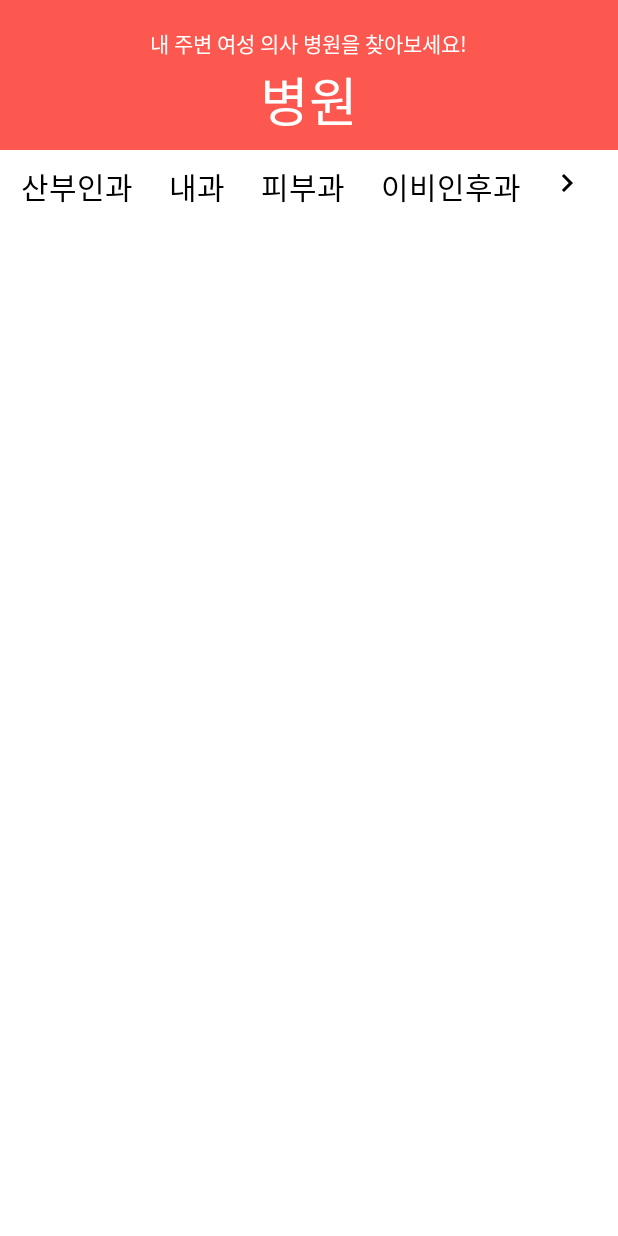
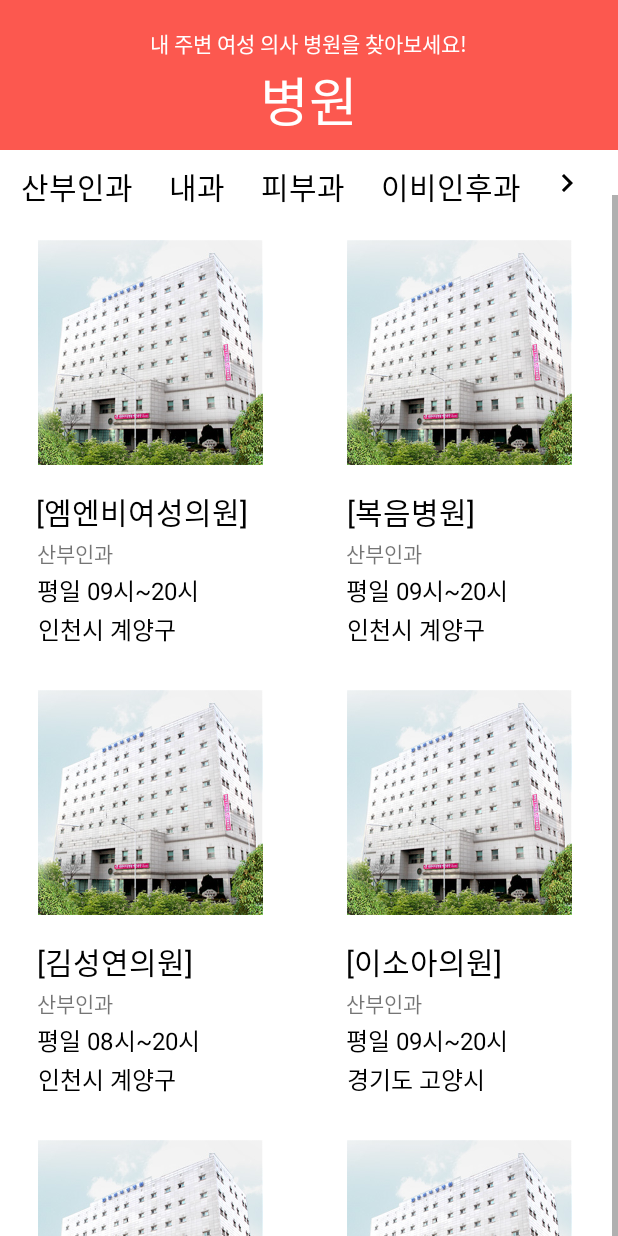
Before and after one commit to light-IT-up-Hackathon/LighitITUp_MAIN, an Android app: the Main2Activity screen opened directly, with no data from a screen before it, on a phone screen of 412 x 824 dp. Run offline under Robolectric (Android 15) with nearby library versions, the phone set to English and light mode, and no system bars.

Commit message:
[moon]GridRecyclerView

```diff
--- a/app/src/main/java/com/example/lighititup_design/HospitalAdapter.kt
+++ b/app/src/main/java/com/example/lighititup_design/HospitalAdapter.kt
@@ -1,4 +1,40 @@
 package com.example.lighititup_design
 
-class HospitalAdapter {
+import android.view.LayoutInflater
+import android.view.View
+import android.view.ViewGroup
+import android.widget.ImageView
+import android.widget.TextView
+import androidx.recyclerview.widget.RecyclerView
+import java.util.*
+
+class HospitalAdapter (val hospitalList : ArrayList<Hospitals>): RecyclerView.Adapter<HospitalAdapter.CustomViewHolder1>() {
+    //뷰홀더가 처음 생성될때
+    override fun onCreateViewHolder(parent: ViewGroup, viewType: Int): HospitalAdapter.CustomViewHolder1 {
+        val view = LayoutInflater.from(parent.context).inflate(R.layout.list_griditem, parent, false)
+        return CustomViewHolder1(view)
+    }
+
+    //재활용해주는 곳 및 값을 넣어주는 곳
+    override fun onBindViewHolder(holder: HospitalAdapter.CustomViewHolder1, position: Int) {
+        holder.h_Image.setImageResource(hospitalList.get(position).image)
+        holder.h_name.text = hospitalList.get(position).name
+        holder.h_field.text = hospitalList.get(position).field
+        holder.h_time.text = hospitalList.get(position).time
+        holder.h_location.text = hospitalList.get(position).location
+    }
+    //리스트의 갯수를 적어준다
+    override fun getItemCount(): Int {
+        return hospitalList.size
+    }
+
+    //뷰홀더 클래스(음료수처럼 잡아주는 홀더)
+    //이곳에서 파인드뷰아이디로 리스트 아이템에 있는 뷰들을 참조한다.
+    inner class CustomViewHolder1(itemView : View) : RecyclerView.ViewHolder(itemView) {
+        val h_Image = itemView.findViewById<ImageView>(R.id.imageView_hospital) //병원 종류
+        val h_name = itemView.findViewById<TextView>(R.id.hospital_name)
+        val h_field = itemView.findViewById<TextView>(R.id.hospital_field)
+        val h_time = itemView.findViewById<TextView>(R.id.hospital_time)
+        val h_location = itemView.findViewById<TextView>(R.id.hospital_location)
+    }
 }
--- a/app/src/main/java/com/example/lighititup_design/MainActivity2.kt
+++ b/app/src/main/java/com/example/lighititup_design/MainActivity2.kt
@@ -2,6 +2,7 @@ package com.example.lighititup_design
 
 import android.os.Bundle
 import androidx.appcompat.app.AppCompatActivity
+import androidx.recyclerview.widget.GridLayoutManager
 import androidx.recyclerview.widget.LinearLayoutManager
 import kotlinx.android.synthetic.main.activity_main2.*
 import java.util.*
@@ -9,7 +10,9 @@ import java.util.*
 class Main2Activity : AppCompatActivity() {
 
     lateinit var fieldAdapter: FieldAdapter
+    lateinit var hospitalAdapter: HospitalAdapter
     val field = ArrayList<LocationItem>()
+    val hospitals = ArrayList<Hospitals>()
 
     override fun onCreate(savedInstanceState: Bundle?) {
         super.onCreate(savedInstanceState)
@@ -22,10 +25,21 @@ class Main2Activity : AppCompatActivity() {
         field.add(LocationItem("정형외과"))
         field.add(LocationItem("치과"))
 
+        hospitals.add(Hospitals(R.drawable.h_image0,"[엠엔비여성의원]","산부인과","평일 09시~20시","인천시 계양구"))
+        hospitals.add(Hospitals(R.drawable.h_image0,"[복음병원]","산부인과","평일 09시~20시","인천시 계양구"))
+        hospitals.add(Hospitals(R.drawable.h_image0,"[김성연의원]","산부인과","평일 08시~20시","인천시 계양구"))
+        hospitals.add(Hospitals(R.drawable.h_image0,"[이소아의원]","산부인과","평일 09시~20시","경기도 고양시"))
+        hospitals.add(Hospitals(R.drawable.h_image0,"[안예린의원]","산부인과","평일 10시~20시","서울시 구로구"))
+        hospitals.add(Hospitals(R.drawable.h_image0,"[한유림의원]","산부인과","평일 08시~20시","서울시 노원구"))
+
         fieldAdapter = FieldAdapter(field)
         recyclerView_main2.adapter = fieldAdapter
         recyclerView_main2.setHasFixedSize(true)//어뎁터에 성능을 위한것
         //레이아웃매니저를 이용해 어뎁터의 방향을 결정
         recyclerView_main2.layoutManager = LinearLayoutManager(this, LinearLayoutManager.HORIZONTAL, false)
+
+        hospitalAdapter = HospitalAdapter(hospitals)
+        recyclerGridView_main2.adapter=hospitalAdapter
+        recyclerGridView_main2.layoutManager=GridLayoutManager(applicationContext,2)
     }
 }
--- a/app/src/main/res/layout/activity_main2.xml
+++ b/app/src/main/res/layout/activity_main2.xml
@@ -8,44 +8,44 @@
 
     <LinearLayout
         android:id="@+id/linear_main2"
+        android:layout_width="match_parent"
+        android:layout_height="100dp"
         android:background="#fc584f"
         android:orientation="vertical"
-        android:layout_width="match_parent"
-        android:layout_height="150dp"
         tools:ignore="InvalidId,MissingConstraints">
 
         <TextView
-            android:layout_gravity="center"
-            android:textColor="@color/white"
             android:layout_width="wrap_content"
             android:layout_height="40dp"
-            android:textSize="14dp"
-            android:text="\n내 주변 여성 의사 병원을 찾아보세요!">
-        </TextView>
+            android:layout_gravity="center"
+            android:text="\n내 주변 여성 의사 병원을 찾아보세요!"
+            android:textColor="@color/white"
+            android:textSize="14dp"></TextView>
 
         <TextView
-            android:layout_gravity="center"
             android:layout_width="wrap_content"
             android:layout_height="60dp"
+            android:layout_gravity="center"
+            android:text="병원"
             android:textColor="@color/white"
-            android:textSize="35dp"
-            android:text="병원">
-        </TextView>
+            android:textSize="35dp"></TextView>
+    </LinearLayout>
 
     <LinearLayout
+        android:id="@+id/linear_main3"
         android:layout_width="match_parent"
-            android:layout_height="wrap_content"
-            android:orientation="horizontal">
+        android:layout_height="50dp"
+        android:orientation="horizontal"
+        app:layout_constraintTop_toBottomOf="@+id/linear_main2">
 
         <androidx.recyclerview.widget.RecyclerView
             android:id="@+id/recyclerView_main2"
             android:layout_width="350dp"
-                android:layout_height="50dp"
+            android:layout_height="match_parent"
+            android:background="@color/white"
+            android:orientation="horizontal"
             app:layoutManager="androidx.recyclerview.widget.LinearLayoutManager"
-                android:orientation="horizontal"
-                android:background="@color/white"
-                tools:listitem="@layout/list_item_main2"
-                >
+            tools:listitem="@layout/list_item_main2">
         </androidx.recyclerview.widget.RecyclerView>
 
         <ImageButton
@@ -53,26 +53,26 @@
             android:layout_width="match_parent"
             android:layout_height="match_parent"
             android:background="@color/white"
+            android:paddingLeft="5dp"
             android:paddingRight="5dp"
-                android:paddingLeft="5dp"
-                android:src="@drawable/ic_baseline_keyboard_arrow_right_24"/>
-        </LinearLayout>
+            android:src="@drawable/ic_baseline_keyboard_arrow_right_24" />
     </LinearLayout>
 
     <ScrollView
         android:layout_width="match_parent"
         android:layout_height="wrap_content"
+        android:layout_marginTop="110dp"
         app:layout_constraintBottom_toBottomOf="parent"
         app:layout_constraintEnd_toEndOf="parent"
         app:layout_constraintStart_toStartOf="parent"
-        app:layout_constraintTop_toBottomOf="@+id/linear_main2">
+        app:layout_constraintTop_toBottomOf="@+id/linear_main3"
+        tools:ignore="NotSibling">
 
         <androidx.recyclerview.widget.RecyclerView
             android:id="@+id/recyclerGridView_main2"
             android:layout_width="match_parent"
-            android:layout_height="match_parent">
-
-        </androidx.recyclerview.widget.RecyclerView>
+            android:layout_height="wrap_content"></androidx.recyclerview.widget.RecyclerView>
     </ScrollView>
 
+
 </androidx.constraintlayout.widget.ConstraintLayout>
--- a/app/src/main/res/layout/list_griditem.xml
+++ b/app/src/main/res/layout/list_griditem.xml
@@ -6,27 +6,24 @@
     android:layout_width="200dp"
     android:layout_height="300dp">
 
-
     <androidx.constraintlayout.widget.ConstraintLayout
         android:layout_width="200dp"
         android:layout_height="wrap_content"
-        android:layout_marginTop="8dp"
+        android:layout_marginTop="10dp"
         app:layout_constraintEnd_toEndOf="parent"
         app:layout_constraintStart_toStartOf="parent"
         app:layout_constraintTop_toTopOf="parent">
 
         <ImageView
-            android:id="@+id/imageView"
-            android:layout_width="200dp"
+            android:id="@+id/imageView_hospital"
+            android:layout_width="150dp"
             android:layout_height="150dp"
-            android:layout_marginTop="1dp"
             android:layout_marginBottom="8dp"
             app:layout_constraintBottom_toBottomOf="parent"
             app:layout_constraintEnd_toEndOf="parent"
-            app:layout_constraintHorizontal_bias="0.0"
             app:layout_constraintStart_toStartOf="parent"
             app:layout_constraintTop_toTopOf="parent"
-            app:layout_constraintVertical_bias="0.055"
+            app:layout_constraintVertical_bias="0.15"
             tools:srcCompat="@tools:sample/avatars" />
 
         <TextView
@@ -34,16 +31,17 @@
             android:layout_width="wrap_content"
             android:layout_height="wrap_content"
             android:layout_marginStart="24dp"
-            android:layout_marginLeft="24dp"
-            android:layout_marginTop="15dp"
+            android:layout_marginLeft="15dp"
+            android:layout_marginTop="16dp"
             android:layout_marginEnd="24dp"
             android:layout_marginRight="24dp"
+            android:text="[이소아의원]"
             android:textColor="@color/black"
-            android:text="[엠앤비 여성병원]"
             android:textSize="20sp"
             app:layout_constraintEnd_toEndOf="parent"
+            app:layout_constraintHorizontal_bias="0.015"
             app:layout_constraintStart_toStartOf="parent"
-            app:layout_constraintTop_toBottomOf="@id/imageView" />
+            app:layout_constraintTop_toBottomOf="@id/imageView_hospital" />
 
         <TextView
             android:id="@+id/hospital_field"
@@ -57,7 +55,7 @@
             android:text="산부인과"
             android:textSize="14sp"
             app:layout_constraintEnd_toEndOf="parent"
-            app:layout_constraintHorizontal_bias="0.021"
+            app:layout_constraintHorizontal_bias="0.01"
             app:layout_constraintStart_toStartOf="parent"
             app:layout_constraintTop_toBottomOf="@id/hospital_name" />
 
```
Also changed, not shown: app/src/main/res/drawable-v24/h_image0.PNG (added), app/src/main/res/drawable-v24/h_image1.jpg (added), app/src/main/res/drawable-v24/h_image2.jpeg (added). Lines whose indentation alone changed are shown as unchanged.
